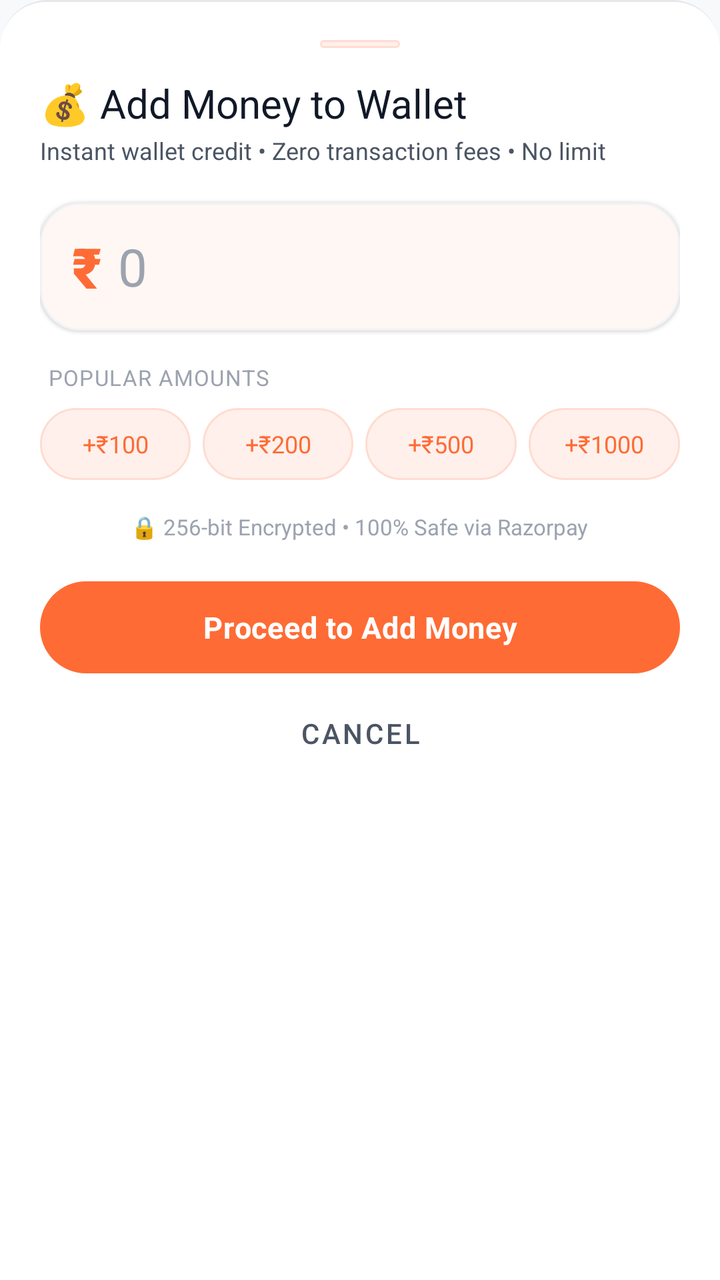
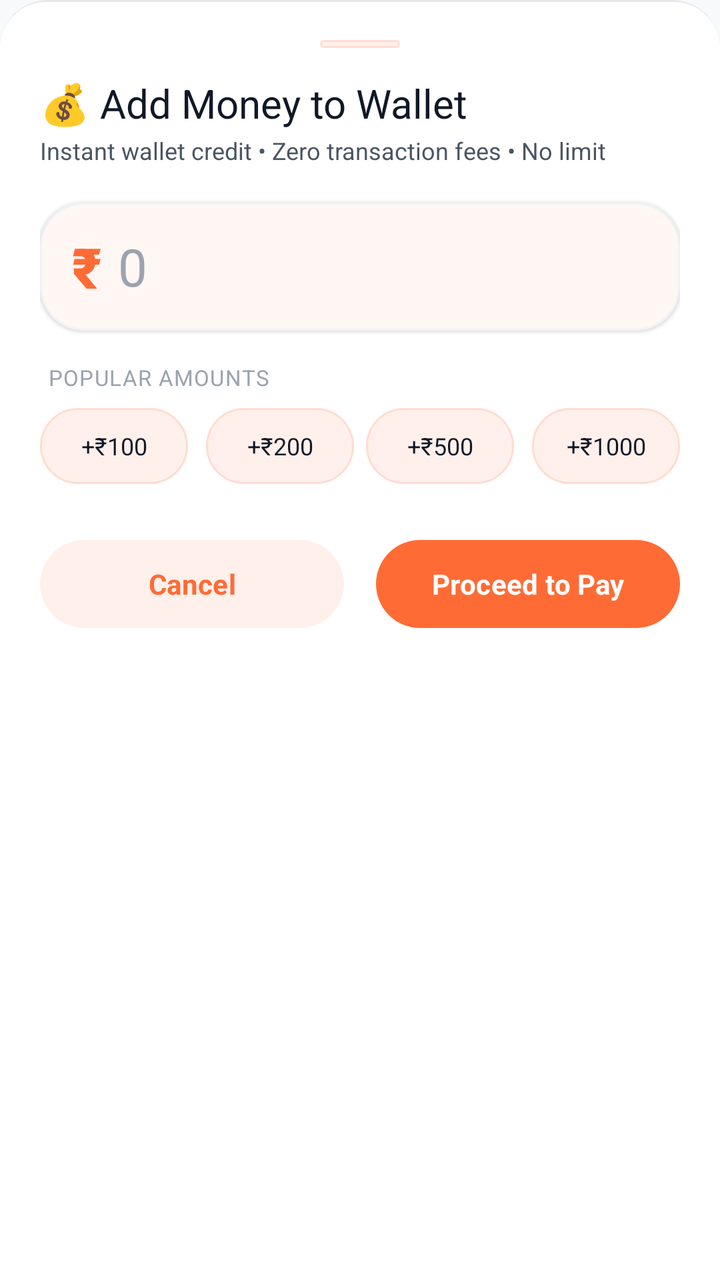

Two renders of the same Android screen: before a commit and after it. Below are the layout's source before the change and the commit's diff.
<!-- AndroidManifest.xml: application theme Theme.AKRHunger -->
<!-- res/layout/dialog_add_funds.xml -->
<?xml version="1.0" encoding="utf-8"?>
<LinearLayout xmlns:android="http://schemas.android.com/apk/res/android"
    xmlns:app="http://schemas.android.com/apk/res-auto"
    android:layout_width="match_parent"
    android:layout_height="wrap_content"
    android:background="@drawable/bg_bottom_nav_ios"
    android:orientation="vertical"
    android:padding="20dp">

    
    <View
        android:layout_width="40dp"
        android:layout_height="4dp"
        android:layout_gravity="center_horizontal"
        android:layout_marginBottom="14dp"
        android:background="@drawable/bg_pill_soft" />

    
    <TextView
        android:layout_width="wrap_content"
        android:layout_height="wrap_content"
        android:fontFamily="sans-serif-bold"
        android:text="💰 Add Money to Wallet"
        android:textColor="@color/text_primary"
        android:textSize="20sp" />

    <TextView
        android:layout_width="wrap_content"
        android:layout_height="wrap_content"
        android:layout_marginTop="2dp"
        android:fontFamily="sans-serif"
        android:text="Instant wallet credit • Zero transaction fees • No limit"
        android:textColor="@color/text_secondary"
        android:textSize="12sp" />

    
    <com.google.android.material.card.MaterialCardView
        android:layout_width="match_parent"
        android:layout_height="wrap_content"
        android:layout_marginTop="18dp"
        app:cardBackgroundColor="@color/surface"
        app:cardCornerRadius="20dp"
        app:cardElevation="1dp"
        app:strokeColor="@color/card_border"
        app:strokeWidth="1dp">

        <LinearLayout
            android:layout_width="match_parent"
            android:layout_height="64dp"
            android:gravity="center_vertical"
            android:orientation="horizontal"
            android:paddingHorizontal="16dp">

            <TextView
                android:layout_width="wrap_content"
                android:layout_height="wrap_content"
                android:fontFamily="sans-serif-black"
                android:text="₹"
                android:textColor="@color/primary"
                android:textSize="28sp" />

            <EditText
                android:id="@+id/et_dialog_amount"
                android:layout_width="match_parent"
                android:layout_height="match_parent"
                android:layout_marginStart="8dp"
                android:background="@null"
                android:fontFamily="sans-serif-bold"
                android:hint="0"
                android:imeOptions="actionDone"
                android:inputType="numberDecimal"
                android:textColor="@color/text_primary"
                android:textColorHint="@color/text_hint"
                android:textSize="26sp" />
        </LinearLayout>
    </com.google.android.material.card.MaterialCardView>

    
    <TextView
        android:layout_width="wrap_content"
        android:layout_height="wrap_content"
        android:layout_marginStart="4dp"
        android:layout_marginTop="16dp"
        android:fontFamily="sans-serif-bold"
        android:letterSpacing="0.04"
        android:text="POPULAR AMOUNTS"
        android:textColor="@color/text_hint"
        android:textSize="11sp" />

    <LinearLayout
        android:layout_width="match_parent"
        android:layout_height="wrap_content"
        android:layout_marginTop="8dp"
        android:gravity="center_vertical"
        android:orientation="horizontal">

        <TextView
            android:id="@+id/chip_100"
            android:layout_width="0dp"
            android:layout_height="36dp"
            android:layout_marginEnd="6dp"
            android:layout_weight="1"
            android:background="@drawable/bg_pill_soft"
            android:clickable="true"
            android:focusable="true"
            android:fontFamily="sans-serif-bold"
            android:foreground="?attr/selectableItemBackgroundBorderless"
            android:gravity="center"
            android:text="+₹100"
            android:textColor="@color/primary"
            android:textSize="12sp" />

        <TextView
            android:id="@+id/chip_200"
            android:layout_width="0dp"
            android:layout_height="36dp"
            android:layout_marginEnd="6dp"
            android:layout_weight="1"
            android:background="@drawable/bg_pill_soft"
            android:clickable="true"
            android:focusable="true"
            android:fontFamily="sans-serif-bold"
            android:foreground="?attr/selectableItemBackgroundBorderless"
            android:gravity="center"
            android:text="+₹200"
            android:textColor="@color/primary"
            android:textSize="12sp" />

        <TextView
            android:id="@+id/chip_500"
            android:layout_width="0dp"
            android:layout_height="36dp"
            android:layout_marginEnd="6dp"
            android:layout_weight="1"
            android:background="@drawable/bg_pill_soft"
            android:clickable="true"
            android:focusable="true"
            android:fontFamily="sans-serif-bold"
            android:foreground="?attr/selectableItemBackgroundBorderless"
            android:gravity="center"
            android:text="+₹500"
            android:textColor="@color/primary"
            android:textSize="12sp" />

        <TextView
            android:id="@+id/chip_1000"
            android:layout_width="0dp"
            android:layout_height="36dp"
            android:layout_weight="1"
            android:background="@drawable/bg_pill_soft"
            android:clickable="true"
            android:focusable="true"
            android:fontFamily="sans-serif-bold"
            android:foreground="?attr/selectableItemBackgroundBorderless"
            android:gravity="center"
            android:text="+₹1000"
            android:textColor="@color/primary"
            android:textSize="12sp" />
    </LinearLayout>

    
    <LinearLayout
        android:layout_width="match_parent"
        android:layout_height="wrap_content"
        android:layout_marginTop="16dp"
        android:gravity="center"
        android:orientation="horizontal">

        <TextView
            android:layout_width="wrap_content"
            android:layout_height="wrap_content"
            android:fontFamily="sans-serif"
            android:text="🔒 256-bit Encrypted • 100% Safe via Razorpay"
            android:textColor="@color/text_hint"
            android:textSize="11sp" />
    </LinearLayout>

    
    <com.google.android.material.button.MaterialButton
        android:id="@+id/btn_dialog_proceed"
        style="@style/Widget.AKR.Button.Pill"
        android:layout_width="match_parent"
        android:layout_height="54dp"
        android:layout_marginTop="16dp"
        android:elevation="3dp"
        android:fontFamily="sans-serif-bold"
        android:letterSpacing="0.02"
        android:text="Proceed to Add Money"
        android:textSize="15sp"
        app:backgroundTint="@color/primary"
        app:cornerRadius="27dp" />

    <com.google.android.material.button.MaterialButton
        android:id="@+id/btn_dialog_cancel"
        style="@style/Widget.MaterialComponents.Button.TextButton"
        android:layout_width="match_parent"
        android:layout_height="44dp"
        android:layout_marginTop="4dp"
        android:fontFamily="sans-serif-medium"
        android:text="Cancel"
        android:textColor="@color/text_secondary"
        android:textSize="14sp" />
</LinearLayout>
<!-- resources referenced by this layout -->
<resources>
  <color name="card_border">#F0F2F5</color>
  <color name="primary">#FF6B35</color>
  <color name="surface">#FFFFFF</color>
  <color name="text_hint">#9CA3AF</color>
  <color name="text_primary">#111827</color>
  <color name="text_secondary">#4B5563</color>
  <!-- drawable bg_pill_soft (drawable) -->
  <?xml version="1.0" encoding="utf-8"?>
  <ripple xmlns:android="http://schemas.android.com/apk/res/android"
      android:color="@color/primary_15">
      <item>
          <shape android:shape="rectangle">
              <corners android:radius="999dp" />
              <solid android:color="@color/primary_tint" />
              <stroke android:width="1dp" android:color="@color/primary_tint_border" />
          </shape>
      </item>
  </ripple>
  <style name="Widget.AKR.Button.Pill" parent="Widget.Material3.Button">
          <item name="backgroundTint">@color/primary</item>
          <item name="android:textColor">@color/on_primary</item>
          <item name="cornerRadius">28dp</item>
          <item name="android:textAllCaps">false</item>
          <item name="android:textStyle">bold</item>
          <item name="android:minHeight">44dp</item>
          <item name="android:paddingStart">20dp</item>
          <item name="android:paddingEnd">20dp</item>
      </style>
  <color name="divider_hairline">#E5E7EB</color>
  <color name="primary_15">#26FF6B35</color>
  <color name="primary_tint">#FFF0EB</color>
  <color name="primary_tint_border">#FFDCD0</color>
  <color name="on_primary">#FFFFFF</color>
  <color name="primary_dark">#E55A25</color>
  <color name="secondary">#F59E0B</color>
  <color name="on_secondary">#111827</color>
  <color name="background">#F8F9FA</color>
  <color name="on_surface">#111827</color>
  <style name="ThemeOverlay.AKR.MaterialAlertDialog" parent="ThemeOverlay.Material3.MaterialAlertDialog">
          <item name="shapeAppearance">@style/ShapeAppearance.AKR.Dialog</item>
          <item name="shapeAppearanceOverlay">@style/ShapeAppearance.AKR.Dialog</item>
          <item name="colorSurface">@color/surface</item>
          <item name="android:backgroundDimAmount">0.5</item>
      </style>
  <style name="ThemeOverlay.AKR.BottomSheetDialog" parent="ThemeOverlay.Material3.BottomSheetDialog">
          <item name="bottomSheetStyle">@style/Widget.AKR.BottomSheet</item>
      </style>
  <style name="ShapeAppearance.AKR.Dialog" parent="">
          <item name="cornerFamily">rounded</item>
          <item name="cornerSize">24dp</item>
      </style>
  <style name="Widget.AKR.BottomSheet" parent="Widget.Material3.BottomSheet">
          <item name="shapeAppearanceOverlay">@style/ShapeAppearance.AKR.BottomSheet</item>
          <item name="backgroundTint">@color/surface</item>
      </style>
  <style name="ShapeAppearance.AKR.BottomSheet" parent="">
          <item name="cornerFamily">rounded</item>
          <item name="cornerSizeTopLeft">28dp</item>
          <item name="cornerSizeTopRight">28dp</item>
      </style>
  <!-- unchanged entries left out for length: 2 -->
</resources>

<!-- the commit's change to res/layout/dialog_add_funds.xml (unified diff, before → after) -->
@@ -39,7 +39,7 @@
         android:layout_height="wrap_content"
         android:layout_marginTop="18dp"
         app:cardBackgroundColor="@color/surface"
-        app:cardCornerRadius="20dp"
+        app:cardCornerRadius="22dp"
         app:cardElevation="1dp"
         app:strokeColor="@color/card_border"
         app:strokeWidth="1dp">
@@ -97,64 +97,65 @@
         <TextView
             android:id="@+id/chip_100"
             android:layout_width="0dp"
-            android:layout_height="36dp"
+            android:layout_height="38dp"
             android:layout_marginEnd="6dp"
             android:layout_weight="1"
             android:background="@drawable/bg_pill_soft"
             android:clickable="true"
             android:focusable="true"
             android:fontFamily="sans-serif-bold"
-            android:foreground="?attr/selectableItemBackgroundBorderless"
+            android:foreground="?attr/selectableItemBackground"
             android:gravity="center"
             android:text="+₹100"
-            android:textColor="@color/primary"
+            android:textColor="@color/text_primary"
             android:textSize="12sp" />
 
         <TextView
             android:id="@+id/chip_200"
             android:layout_width="0dp"
-            android:layout_height="36dp"
-            android:layout_marginEnd="6dp"
+            android:layout_height="38dp"
+            android:layout_marginHorizontal="3dp"
             android:layout_weight="1"
             android:background="@drawable/bg_pill_soft"
             android:clickable="true"
             android:focusable="true"
             android:fontFamily="sans-serif-bold"
-            android:foreground="?attr/selectableItemBackgroundBorderless"
+            android:foreground="?attr/selectableItemBackground"
             android:gravity="center"
             android:text="+₹200"
-            android:textColor="@color/primary"
+            android:textColor="@color/text_primary"
             android:textSize="12sp" />
 
         <TextView
             android:id="@+id/chip_500"
             android:layout_width="0dp"
-            android:layout_height="36dp"
-            android:layout_marginEnd="6dp"
+            android:layout_height="38dp"
+            android:layout_marginHorizontal="3dp"
             android:layout_weight="1"
             android:background="@drawable/bg_pill_soft"
             android:clickable="true"
             android:focusable="true"
             android:fontFamily="sans-serif-bold"
-            android:foreground="?attr/selectableItemBackgroundBorderless"
+            android:foreground="?attr/selectableItemBackground"
             android:gravity="center"
             android:text="+₹500"
-            android:textColor="@color/primary"
+            android:textColor="@color/text_primary"
             android:textSize="12sp" />
 
         <TextView
             android:id="@+id/chip_1000"
             android:layout_width="0dp"
-            android:layout_height="36dp"
+            android:layout_height="38dp"
+            android:layout_marginStart="6dp"
             android:layout_weight="1"
             android:background="@drawable/bg_pill_soft"
             android:clickable="true"
             android:focusable="true"
             android:fontFamily="sans-serif-bold"
-            android:foreground="?attr/selectableItemBackgroundBorderless"
+            android:foreground="?attr/selectableItemBackground"
             android:gravity="center"
             android:text="+₹1000"
-            android:textColor="@color/primary"
+            android:textColor="@color/text_primary"
             android:textSize="12sp" />
     </LinearLayout>
 
@@ -162,42 +163,28 @@
     <LinearLayout
         android:layout_width="match_parent"
         android:layout_height="wrap_content"
-        android:layout_marginTop="16dp"
-        android:gravity="center"
+        android:layout_marginTop="24dp"
         android:orientation="horizontal">
 
-        <TextView
-            android:layout_width="wrap_content"
-            android:layout_height="wrap_content"
-            android:fontFamily="sans-serif"
-            android:text="🔒 256-bit Encrypted • 100% Safe via Razorpay"
-            android:textColor="@color/text_hint"
-            android:textSize="11sp" />
+        <com.google.android.material.button.MaterialButton
+            android:id="@+id/btn_dialog_cancel"
+            style="@style/Widget.AKR.Button.PillSoft"
+            android:layout_width="0dp"
+            android:layout_height="52dp"
+            android:layout_marginEnd="8dp"
+            android:layout_weight="1"
+            android:text="Cancel"
+            android:textSize="14sp" />
+
+        <com.google.android.material.button.MaterialButton
+            android:id="@+id/btn_dialog_proceed"
+            style="@style/Widget.AKR.Button.Pill"
+            android:layout_width="0dp"
+            android:layout_height="52dp"
+            android:layout_marginStart="8dp"
+            android:layout_weight="1"
+            android:text="Proceed to Pay"
+            android:textSize="14sp"
+            app:backgroundTint="@color/primary" />
     </LinearLayout>
-
-    
-    <com.google.android.material.button.MaterialButton
-        android:id="@+id/btn_dialog_proceed"
-        style="@style/Widget.AKR.Button.Pill"
-        android:layout_width="match_parent"
-        android:layout_height="54dp"
-        android:layout_marginTop="16dp"
-        android:elevation="3dp"
-        android:fontFamily="sans-serif-bold"
-        android:letterSpacing="0.02"
-        android:text="Proceed to Add Money"
-        android:textSize="15sp"
-        app:backgroundTint="@color/primary"
-        app:cornerRadius="27dp" />
-
-    <com.google.android.material.button.MaterialButton
-        android:id="@+id/btn_dialog_cancel"
-        style="@style/Widget.MaterialComponents.Button.TextButton"
-        android:layout_width="match_parent"
-        android:layout_height="44dp"
-        android:layout_marginTop="4dp"
-        android:fontFamily="sans-serif-medium"
-        android:text="Cancel"
-        android:textColor="@color/text_secondary"
-        android:textSize="14sp" />
 </LinearLayout>
<!-- resource entries referenced after the edit -->
@@ -27,6 +27,16 @@
           <item name="android:minHeight">44dp</item>
           <item name="android:paddingStart">20dp</item>
           <item name="android:paddingEnd">20dp</item>
+      </style>
+  <style name="Widget.AKR.Button.PillSoft" parent="Widget.Material3.Button.TonalButton">
+          <item name="backgroundTint">@color/primary_tint</item>
+          <item name="android:textColor">@color/primary</item>
+          <item name="cornerRadius">28dp</item>
+          <item name="android:textAllCaps">false</item>
+          <item name="android:textStyle">bold</item>
+          <item name="android:minHeight">44dp</item>
+          <item name="android:paddingStart">18dp</item>
+          <item name="android:paddingEnd">18dp</item>
       </style>
   <color name="divider_hairline">#E5E7EB</color>
   <color name="primary_15">#26FF6B35</color>
